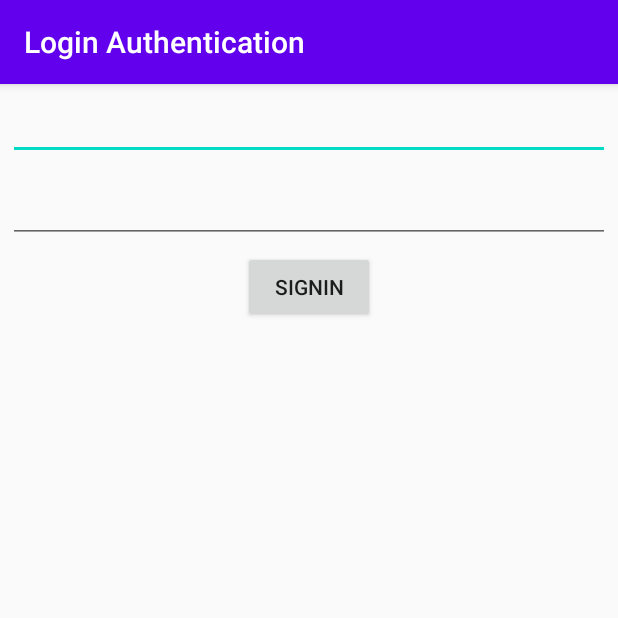
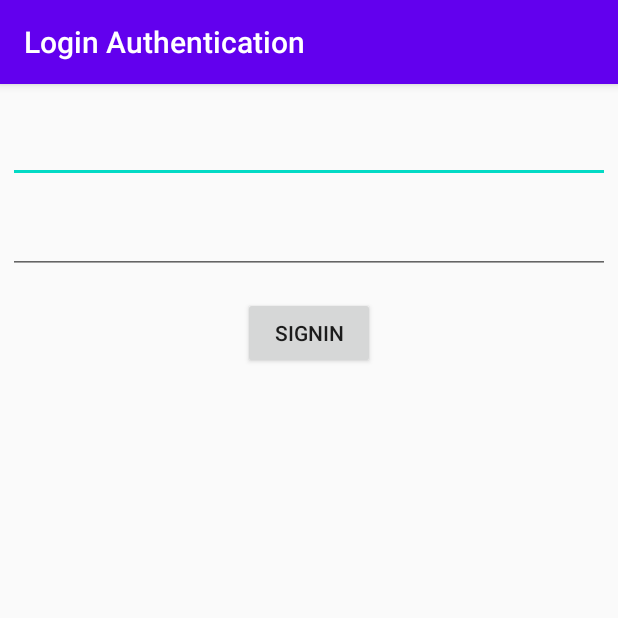
Before and after one commit to panky1/KotlinCoroutine, an Android app: the AuthLoginActivity screen opened directly, with no data from a screen before it, on a phone screen of 412 x 824 dp, the top half of it. Run offline under Robolectric (Android 15) with nearby library versions, the phone set to English and light mode, and no system bars; libraries missing offline, so code that uses them is left out: org.ksoap2, org.ksoap2.serialization, org.ksoap2.transport; network calls fail.

Commit message:
Refactor AuthLogin Code and remove unuse code.

```diff
--- a/app/src/main/AndroidManifest.xml
+++ b/app/src/main/AndroidManifest.xml
@@ -49,7 +49,7 @@
             android:name=".learn.task.twotasks.TwoLongRunningTasksActivity"
             android:label="@string/two_long_running_tasks" />
         <activity
-            android:name=".AuthLoginActivity"
+            android:name=".learn.retrofit.single.AuthLoginActivity"
             android:label="@string/authenticate_login" />
     </application>
 
--- a/app/src/main/java/com/mindorks/example/coroutines/AuthLoginActivity.kt
+++ /dev/null
@@ -1,58 +0,0 @@
-package com.mindorks.example.coroutines
-
-import android.os.Bundle
-import android.util.Log
-import android.view.View
-import android.widget.Toast
-import androidx.appcompat.app.AppCompatActivity
-import androidx.lifecycle.Observer
-import androidx.lifecycle.ViewModelProvider
-import androidx.lifecycle.ViewModelProviders
-import kotlinx.android.synthetic.main.activity_auth_login.*
-import kotlinx.coroutines.Dispatchers
-import kotlinx.coroutines.GlobalScope
-import kotlinx.coroutines.launch
-import kotlinx.coroutines.withContext
-
-class AuthLoginActivity : AppCompatActivity() {
-    private lateinit var webServiceResponse: WebServiceResponse
-    private lateinit var webApi: WebApi
-    private lateinit var authLoginViewModel: AuthLoginViewModel
-
-    override fun onCreate(savedInstanceState: Bundle?) {
-        super.onCreate(savedInstanceState)
-        setContentView(R.layout.activity_auth_login)
-        setUpUi()
-        setUpViewModel()
-        setUpObserver()
-    }
-
-    private fun setUpUi() {
-        btSignIn.setOnClickListener {
-            GlobalScope.launch(Dispatchers.Main) {
-                webApi = WebApi()
-                webServiceResponse = WebServiceResponse();
-                authLoginViewModel.validateLogin(webApi, webServiceResponse)
-
-            }
-        }
-    }
-
-    private fun setUpObserver() {
-        authLoginViewModel.getServerResponse().observe(this, Observer {
-            Log.d(TAG, "setUpObserver:" + it.result)
-        })
-    }
-
-    private fun setUpViewModel() {
-        val webService = WebService();
-        authLoginViewModel = ViewModelProviders.of(this, AuthLoginViewModelFactory(webService))
-            .get(AuthLoginViewModel::class.java)
-
-    }
-
-    companion object {
-        private const val TAG = "AuthLoginActivity"
-    }
-
-}
--- a/app/src/main/java/com/mindorks/example/coroutines/AuthLoginViewModel.kt
+++ /dev/null
@@ -1,39 +0,0 @@
-package com.mindorks.example.coroutines
-
-import androidx.lifecycle.MutableLiveData
-import androidx.lifecycle.ViewModel
-import androidx.lifecycle.viewModelScope
-import kotlinx.coroutines.Dispatchers
-import kotlinx.coroutines.launch
-import kotlinx.coroutines.withContext
-
-class AuthLoginViewModel(
-    private val webService: WebService
-    ) : ViewModel() {
-
-    private lateinit var webServiceResponse: WebServiceResponse
-    private lateinit var webApi: WebApi
-
-    private val mutableLiveData = MutableLiveData<WebServiceResponse>()
-
-   /* init {
-        webApi = WebApi()
-        webServiceResponse = WebServiceResponse();
-        validateLogin(webApi,webServiceResponse)
-    }*/
-
-    fun validateLogin(webApi: WebApi, webServiceResponse: WebServiceResponse) {
-        viewModelScope.launch {
-            withContext(Dispatchers.IO) {
-                val serverResponse =  webApi.getLoginData("BCIL","123")
-                webServiceResponse.result = serverResponse
-                mutableLiveData.postValue(webServiceResponse)
-            }
-
-        }
-    }
-
-    fun getServerResponse():MutableLiveData<WebServiceResponse>{
-        return mutableLiveData
-    }
-}
--- a/app/src/main/java/com/mindorks/example/coroutines/AuthLoginViewModelFactory.kt
+++ /dev/null
@@ -1,15 +0,0 @@
-package com.mindorks.example.coroutines
-
-import androidx.lifecycle.ViewModel
-import androidx.lifecycle.ViewModelProvider
-import com.mindorks.example.coroutines.learn.retrofit.single.SingleNetworkCallViewModel
-import com.mindorks.example.coroutines.utils.ViewModelFactory
-
-class AuthLoginViewModelFactory(private val webService: WebService) : ViewModelProvider.Factory {
-    override fun <T : ViewModel?> create(modelClass: Class<T>): T {
-        if (modelClass.isAssignableFrom(AuthLoginViewModel::class.java)) {
-            return AuthLoginViewModel(webService) as T
-        }
-        throw IllegalArgumentException("Unknown class name")
-    }
-}
--- a/app/src/main/java/com/mindorks/example/coroutines/MainActivity.kt
+++ b/app/src/main/java/com/mindorks/example/coroutines/MainActivity.kt
@@ -9,6 +9,7 @@ import com.mindorks.example.coroutines.learn.errorhandling.supervisor.IgnoreErro
 import com.mindorks.example.coroutines.learn.errorhandling.trycatch.TryCatchActivity
 import com.mindorks.example.coroutines.learn.retrofit.parallel.ParallelNetworkCallsActivity
 import com.mindorks.example.coroutines.learn.retrofit.series.SeriesNetworkCallsActivity
+import com.mindorks.example.coroutines.learn.retrofit.single.AuthLoginActivity
 import com.mindorks.example.coroutines.learn.retrofit.single.SingleNetworkCallActivity
 import com.mindorks.example.coroutines.learn.room.RoomDBActivity
 import com.mindorks.example.coroutines.learn.task.onetask.LongRunningTaskActivity
@@ -63,7 +64,7 @@ class MainActivity : AppCompatActivity() {
     }
 
     fun onClickOfLoginAuth(view: View) {
-        startActivity(Intent(this@MainActivity,AuthLoginActivity::class.java))
+        startActivity(Intent(this@MainActivity, AuthLoginActivity::class.java))
     }
 
 }
--- a/app/src/main/java/com/mindorks/example/coroutines/WebCall.kt
+++ /dev/null
@@ -1,5 +0,0 @@
-package com.mindorks.example.coroutines
-
-interface WebCall {
-    fun getResponse(response:String)
-}
--- a/app/src/main/java/com/mindorks/example/coroutines/WebService.kt
+++ /dev/null
@@ -1,33 +0,0 @@
-package com.mindorks.example.coroutines
-
-import android.app.Activity
-import android.app.DatePickerDialog
-
-class WebService {
-    private lateinit var DATA: String
-    private lateinit var METHOD: String
-    private lateinit var webCall: WebCall
-    private var activity:Activity?= null
-
-    fun setActivity(activity: Activity){
-        this.activity = activity
-    }
-
-    fun setResponseListener(webCall: WebCall){
-        this.webCall = webCall
-    }
-
-    fun startToHitService(){
-
-    }
-
-    fun setMETHOD(METHOD: String){
-        this.METHOD = METHOD
-    }
-
-    fun setDATA(DATA:String){
-        this.DATA = DATA
-    }
-
-
-}
--- a/app/src/main/java/com/mindorks/example/coroutines/WebServiceResponse.kt
+++ /dev/null
@@ -1,6 +0,0 @@
-package com.mindorks.example.coroutines
-
-data class WebServiceResponse(
-    var result : String = "",
-    val errorMsg : String = ""
-)
--- /dev/null
+++ b/app/src/main/java/com/mindorks/example/coroutines/data/api/WebServiceResponse.kt
@@ -0,0 +1,6 @@
+package com.mindorks.example.coroutines.data.api
+
+data class WebServiceResponse(
+    var result : String? = "",
+    var errorMsg : String? = ""
+)
--- /dev/null
+++ b/app/src/main/java/com/mindorks/example/coroutines/learn/retrofit/single/AuthLoginActivity.kt
@@ -0,0 +1,76 @@
+package com.mindorks.example.coroutines.learn.retrofit.single
+
+import android.os.Bundle
+import android.util.Log
+import android.view.View.GONE
+import android.view.View.VISIBLE
+import android.widget.Toast
+import androidx.appcompat.app.AppCompatActivity
+import androidx.lifecycle.Observer
+import androidx.lifecycle.ViewModelProviders
+import com.mindorks.example.coroutines.*
+import com.mindorks.example.coroutines.data.api.WebApi
+import com.mindorks.example.coroutines.data.api.WebServiceResponse
+import com.mindorks.example.coroutines.utils.AuthLoginViewModelFactory
+import kotlinx.android.synthetic.main.activity_auth_login.*
+import kotlinx.coroutines.Dispatchers
+import kotlinx.coroutines.GlobalScope
+import kotlinx.coroutines.launch
+
+class AuthLoginActivity : AppCompatActivity() {
+    private lateinit var authLoginViewModel: AuthLoginViewModel
+
+    override fun onCreate(savedInstanceState: Bundle?) {
+        super.onCreate(savedInstanceState)
+        setContentView(R.layout.activity_auth_login)
+        setUpUi()
+        setUpViewModel()
+        setUpObserver()
+    }
+
+    private fun setUpUi() {
+        progressBar.visibility = GONE
+        btSignIn.setOnClickListener {
+            if(etUserName.text.toString().trim().length!=0&&etPwd.text.toString().trim().length!=0){
+                GlobalScope.launch(Dispatchers.Main) {
+                    progressBar.visibility = VISIBLE
+                    authLoginViewModel.validateLogin(etUserName.text.toString().trim(),etPwd.text.toString().trim())
+
+                }
+            }else{
+                Toast.makeText(this,"Please fill the required fields",Toast.LENGTH_SHORT).show()
+            }
+
+        }
+    }
+
+    private fun setUpObserver() {
+        authLoginViewModel.getServerResponse().observe(this, Observer {
+            progressBar.visibility = GONE
+            if(it.result!=null){
+                if (it.result!!.contains("SUCCESS ")){
+                    Toast.makeText(this,"Login Successfully",Toast.LENGTH_SHORT).show()
+                }else {
+                    Toast.makeText(this,"Invalid User Login",Toast.LENGTH_SHORT).show()
+                }
+            }else {
+                Toast.makeText(this,"Something went wrong,Please try again",Toast.LENGTH_SHORT).show()
+            }
+
+
+        })
+    }
+
+    private fun setUpViewModel() {
+        val webApi = WebApi()
+        val webServiceResponse = WebServiceResponse()
+        authLoginViewModel = ViewModelProviders.of(this, AuthLoginViewModelFactory(webApi,webServiceResponse))
+            .get(AuthLoginViewModel::class.java)
+
+    }
+
+    companion object {
+        private const val TAG = "AuthLoginActivity"
+    }
+
+}
--- /dev/null
+++ b/app/src/main/java/com/mindorks/example/coroutines/learn/retrofit/single/AuthLoginViewModel.kt
@@ -0,0 +1,42 @@
+package com.mindorks.example.coroutines.learn.retrofit.single
+
+import androidx.lifecycle.MutableLiveData
+import androidx.lifecycle.ViewModel
+import androidx.lifecycle.viewModelScope
+import com.mindorks.example.coroutines.data.api.WebApi
+import com.mindorks.example.coroutines.data.api.WebServiceResponse
+import kotlinx.coroutines.Dispatchers
+import kotlinx.coroutines.launch
+import kotlinx.coroutines.withContext
+
+class AuthLoginViewModel(
+    private val webApi: WebApi,
+    private val webServiceResponse: WebServiceResponse
+) : ViewModel() {
+
+
+    private val mutableLiveData = MutableLiveData<WebServiceResponse>()
+
+
+    fun validateLogin(userId: String, pwd: String) {
+        viewModelScope.launch {
+            withContext(Dispatchers.IO) {
+                val serverResponse =  webApi.getLoginData(userId, pwd)
+                if(serverResponse.contains("java.net")||serverResponse.contains("HTTP request failed")||serverResponse.contains("Failed")||serverResponse.contains("java.io")||serverResponse.contains("SoapException")){
+                    webServiceResponse.errorMsg = "Something went wrong,please try again"
+                    webServiceResponse.result = null
+                }else{
+                    webServiceResponse.result = serverResponse
+                    webServiceResponse.errorMsg = null
+                }
+
+                mutableLiveData.postValue(webServiceResponse)
+            }
+
+        }
+    }
+
+    fun getServerResponse():MutableLiveData<WebServiceResponse>{
+        return mutableLiveData
+    }
+}
--- a/app/src/main/java/com/mindorks/example/coroutines/learn/retrofit/single/SingleNetworkCallActivity.kt
+++ b/app/src/main/java/com/mindorks/example/coroutines/learn/retrofit/single/SingleNetworkCallActivity.kt
@@ -78,8 +78,7 @@ class SingleNetworkCallActivity : AppCompatActivity() {
             this,
             ViewModelFactory(
                 ApiHelperImpl(RetrofitBuilder.apiService),
-                DatabaseHelperImpl(DatabaseBuilder.getInstance(applicationContext))
-            )
+                DatabaseHelperImpl(DatabaseBuilder.getInstance(applicationContext)))
         ).get(SingleNetworkCallViewModel::class.java)
     }
 }
--- /dev/null
+++ b/app/src/main/java/com/mindorks/example/coroutines/utils/AuthLoginViewModelFactory.kt
@@ -0,0 +1,16 @@
+package com.mindorks.example.coroutines.utils
+
+import androidx.lifecycle.ViewModel
+import androidx.lifecycle.ViewModelProvider
+import com.mindorks.example.coroutines.data.api.WebApi
+import com.mindorks.example.coroutines.data.api.WebServiceResponse
+import com.mindorks.example.coroutines.learn.retrofit.single.AuthLoginViewModel
+
+class AuthLoginViewModelFactory(private val webApi: WebApi, private val webServiceResponse: WebServiceResponse) : ViewModelProvider.Factory {
+    override fun <T : ViewModel?> create(modelClass: Class<T>): T {
+        if (modelClass.isAssignableFrom(AuthLoginViewModel::class.java)) {
+            return AuthLoginViewModel(webApi,webServiceResponse) as T
+        }
+        throw IllegalArgumentException("Unknown class name")
+    }
+}
--- a/app/src/main/res/layout/activity_auth_login.xml
+++ b/app/src/main/res/layout/activity_auth_login.xml
@@ -6,29 +6,37 @@
     android:layout_margin="5dp">
 
     <EditText
-        android:id="@+id/tvUserName"
+        android:id="@+id/etUserName"
         android:layout_width="match_parent"
         android:layout_height="wrap_content"
         app:layout_constraintEnd_toEndOf="parent"
-        app:layout_constraintTop_toTopOf="parent" />
+        app:layout_constraintTop_toTopOf="parent"
+        android:layout_marginTop="15dp"/>
 
     <EditText
-        android:id="@+id/tvPwd"
+        android:id="@+id/etPwd"
         android:layout_width="match_parent"
         android:layout_height="wrap_content"
         app:layout_constraintEnd_toEndOf="parent"
         app:layout_constraintStart_toStartOf="parent"
-        app:layout_constraintTop_toBottomOf="@+id/tvUserName"
-        android:layout_marginTop="10dp"/>
+        app:layout_constraintTop_toBottomOf="@+id/etUserName"
+        android:layout_marginTop="15dp"/>
 
     <Button
         android:id="@+id/btSignIn"
         android:layout_width="wrap_content"
         android:layout_height="wrap_content"
         android:text="SignIn"
-        android:layout_marginTop="5dp"
-        app:layout_constraintTop_toBottomOf="@+id/tvPwd"
+        android:layout_marginTop="15dp"
+        app:layout_constraintTop_toBottomOf="@+id/etPwd"
         app:layout_constraintStart_toStartOf="parent"
         app:layout_constraintEnd_toEndOf="parent"/>
-
+    <ProgressBar
+        android:id="@+id/progressBar"
+        android:layout_width="wrap_content"
+        android:layout_height="wrap_content"
+        app:layout_constraintBottom_toBottomOf="parent"
+        app:layout_constraintEnd_toEndOf="parent"
+        app:layout_constraintStart_toStartOf="parent"
+        app:layout_constraintTop_toTopOf="parent" />
 </androidx.constraintlayout.widget.ConstraintLayout>
```
Also changed, not shown: app/src/main/java/com/mindorks/example/coroutines/data/api/WebApi.kt (renamed from app/src/main/java/com/mindorks/example/coroutines/WebApi.kt, +3 -4 lines).
